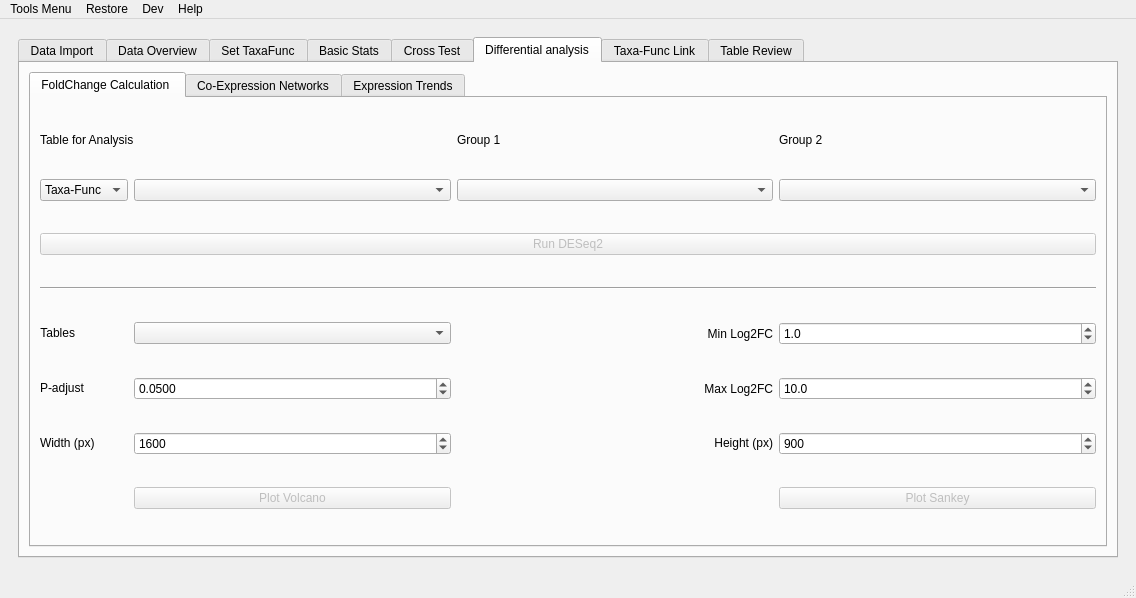
This is utils/MetaX_GUI/MainWindow.ui in byemaxx/MetaX as Qt 5 draws it before an edit. The edited form follows.
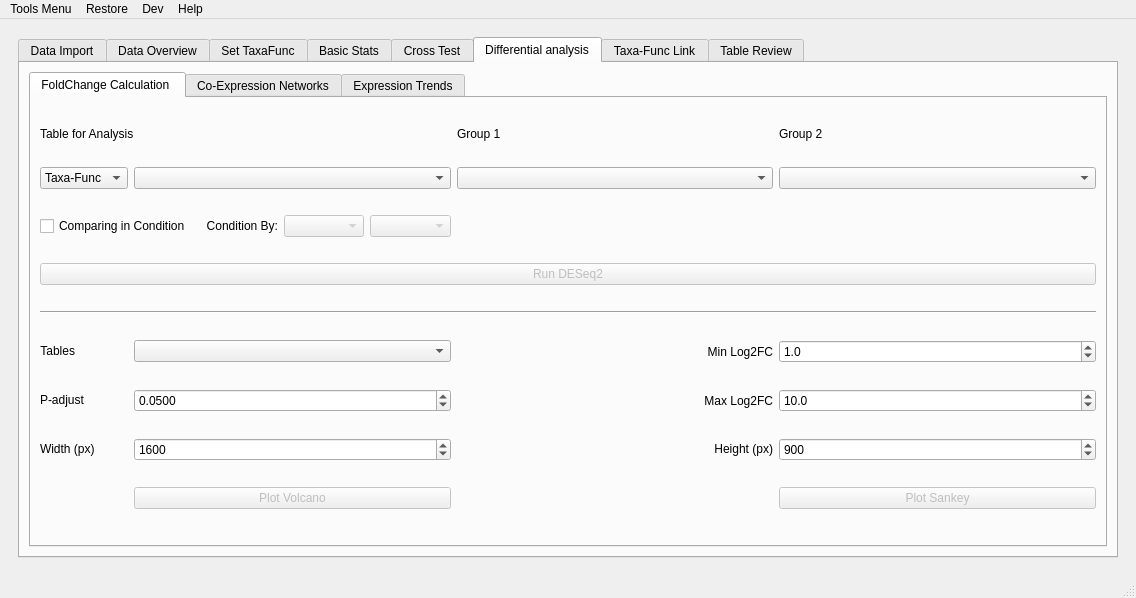
This is the edited form. The open tabs and pages were chosen to show the change.

Commit message: - New: Add a condition option for Deseq2.

```diff
--- a/utils/MetaX_GUI/MainWindow.ui
+++ b/utils/MetaX_GUI/MainWindow.ui
@@ -46,7 +46,7 @@
            <enum>Qt::LeftToRight</enum>
           </property>
           <property name="currentIndex">
-           <number>3</number>
+           <number>4</number>
           </property>
           <widget class="QWidget" name="tab">
            <attribute name="title">
@@ -3527,6 +3527,12 @@
                  <layout class="QHBoxLayout" name="horizontalLayout_24">
                   <item>
                    <widget class="QCheckBox" name="checkBox_comparing_group_control_in_condition">
+                    <property name="sizePolicy">
+                     <sizepolicy hsizetype="Preferred" vsizetype="Fixed">
+                      <horstretch>0</horstretch>
+                      <verstretch>0</verstretch>
+                     </sizepolicy>
+                    </property>
                     <property name="text">
                      <string>Comparing in Each Condition</string>
                     </property>
@@ -3541,7 +3547,7 @@
                      </sizepolicy>
                     </property>
                     <property name="text">
-                     <string>Condition By:</string>
+                     <string> By:</string>
                     </property>
                    </widget>
                   </item>
@@ -3575,7 +3581,10 @@
                 <string>FoldChange Calculation </string>
                </attribute>
                <layout class="QGridLayout" name="gridLayout_16">
-                <item row="12" column="1">
+                <item row="11" column="1">
+                 <widget class="QComboBox" name="comboBox_deseq2_tables"/>
+                </item>
+                <item row="14" column="1">
                  <widget class="QSpinBox" name="spinBox_fc_plot_width">
                   <property name="minimum">
                    <number>100</number>
@@ -3591,52 +3600,37 @@
                   </property>
                  </widget>
                 </item>
-                <item row="12" column="0">
-                 <widget class="QLabel" name="label_16">
+                <item row="1" column="0">
+                 <widget class="QComboBox" name="comboBox_table_for_deseq2">
                   <property name="sizePolicy">
                    <sizepolicy hsizetype="Preferred" vsizetype="Fixed">
                     <horstretch>0</horstretch>
                     <verstretch>0</verstretch>
                    </sizepolicy>
                   </property>
-                  <property name="text">
-                   <string>Width (px)</string>
-                  </property>
-                  <property name="alignment">
-                   <set>Qt::AlignLeading|Qt::AlignLeft|Qt::AlignVCenter</set>
-                  </property>
+                  <item>
+                   <property name="text">
+                    <string>Taxa-Func</string>
+                   </property>
+                  </item>
+                  <item>
+                   <property name="text">
+                    <string>Taxa</string>
+                   </property>
+                  </item>
+                  <item>
+                   <property name="text">
+                    <string>Func</string>
+                   </property>
+                  </item>
+                  <item>
+                   <property name="text">
+                    <string>Peptide</string>
+                   </property>
+                  </item>
                  </widget>
                 </item>
                 <item row="13" column="1">
-                 <widget class="QPushButton" name="pushButton_deseq2_plot_vocano">
-                  <property name="enabled">
-                   <bool>false</bool>
-                  </property>
-                  <property name="sizePolicy">
-                   <sizepolicy hsizetype="Preferred" vsizetype="Fixed">
-                    <horstretch>0</horstretch>
-                    <verstretch>0</verstretch>
-                   </sizepolicy>
-                  </property>
-                  <property name="text">
-                   <string>Plot Volcano</string>
-                  </property>
-                 </widget>
-                </item>
-                <item row="0" column="0" colspan="2">
-                 <widget class="QLabel" name="label_4">
-                  <property name="sizePolicy">
-                   <sizepolicy hsizetype="Fixed" vsizetype="Fixed">
-                    <horstretch>0</horstretch>
-                    <verstretch>0</verstretch>
-                   </sizepolicy>
-                  </property>
-                  <property name="text">
-                   <string>Table for Analysis</string>
-                  </property>
-                 </widget>
-                </item>
-                <item row="11" column="1">
                  <widget class="QDoubleSpinBox" name="doubleSpinBox_deseq2_pvalue">
                   <property name="sizePolicy">
                    <sizepolicy hsizetype="Preferred" vsizetype="Fixed">
@@ -3658,86 +3652,27 @@
                   </property>
                  </widget>
                 </item>
-                <item row="9" column="1">
-                 <widget class="QComboBox" name="comboBox_deseq2_tables"/>
-                </item>
-                <item row="11" column="0">
-                 <widget class="QLabel" name="label_14">
+                <item row="13" column="2">
+                 <widget class="QLabel" name="label_63">
                   <property name="sizePolicy">
-                   <sizepolicy hsizetype="Preferred" vsizetype="Fixed">
+                   <sizepolicy hsizetype="Preferred" vsizetype="Preferred">
                     <horstretch>0</horstretch>
                     <verstretch>0</verstretch>
                    </sizepolicy>
                   </property>
                   <property name="text">
-                   <string>P-adjust</string>
-                  </property>
-                  <property name="alignment">
-                   <set>Qt::AlignLeading|Qt::AlignLeft|Qt::AlignVCenter</set>
-                  </property>
-                 </widget>
-                </item>
-                <item row="9" column="0">
-                 <widget class="QLabel" name="label_64">
-                  <property name="sizePolicy">
-                   <sizepolicy hsizetype="Fixed" vsizetype="Fixed">
-                    <horstretch>0</horstretch>
-                    <verstretch>0</verstretch>
-                   </sizepolicy>
-                  </property>
-                  <property name="text">
-                   <string>Tables</string>
+                   <string>Max Log2FC</string>
                   </property>
                   <property name="alignment">
                    <set>Qt::AlignRight|Qt::AlignTrailing|Qt::AlignVCenter</set>
                   </property>
                  </widget>
                 </item>
-                <item row="1" column="0">
-                 <widget class="QComboBox" name="comboBox_table_for_deseq2">
-                  <property name="sizePolicy">
-                   <sizepolicy hsizetype="Preferred" vsizetype="Fixed">
-                    <horstretch>0</horstretch>
-                    <verstretch>0</verstretch>
-                   </sizepolicy>
-                  </property>
-                  <item>
-                   <property name="text">
-                    <string>Taxa-Func</string>
-                   </property>
-                  </item>
-                  <item>
-                   <property name="text">
-                    <string>Taxa</string>
-                   </property>
-                  </item>
-                  <item>
-                   <property name="text">
-                    <string>Func</string>
-                   </property>
-                  </item>
-                  <item>
-                   <property name="text">
-                    <string>Peptide</string>
-                   </property>
-                  </item>
-                 </widget>
-                </item>
-                <item row="1" column="1">
-                 <widget class="QComboBox" name="comboBox_deseq2_meta">
-                  <property name="sizePolicy">
-                   <sizepolicy hsizetype="Preferred" vsizetype="Fixed">
-                    <horstretch>0</horstretch>
-                    <verstretch>0</verstretch>
-                   </sizepolicy>
-                  </property>
-                 </widget>
-                </item>
                 <item row="1" column="2">
                  <widget class="QComboBox" name="comboBox_deseq2_group1"/>
                 </item>
-                <item row="0" column="2">
-                 <widget class="QLabel" name="label_2">
+                <item row="14" column="2">
+                 <widget class="QLabel" name="label_17">
                   <property name="sizePolicy">
                    <sizepolicy hsizetype="Preferred" vsizetype="Fixed">
                     <horstretch>0</horstretch>
@@ -3745,28 +3680,14 @@
                    </sizepolicy>
                   </property>
                   <property name="text">
-                   <string>Group 1</string>
+                   <string>Height (px)</string>
                   </property>
-                 </widget>
-                </item>
-                <item row="0" column="3">
-                 <widget class="QLabel" name="label_3">
-                  <property name="text">
-                   <string>Group 2</string>
+                  <property name="alignment">
+                   <set>Qt::AlignRight|Qt::AlignTrailing|Qt::AlignVCenter</set>
                   </property>
                  </widget>
                 </item>
-                <item row="1" column="3">
-                 <widget class="QComboBox" name="comboBox_deseq2_group2">
-                  <property name="sizePolicy">
-                   <sizepolicy hsizetype="Preferred" vsizetype="Fixed">
-                    <horstretch>0</horstretch>
-                    <verstretch>0</verstretch>
-                   </sizepolicy>
-                  </property>
-                 </widget>
-                </item>
-                <item row="2" column="0" colspan="4">
+                <item row="4" column="0" colspan="4">
                  <widget class="QPushButton" name="pushButton_deseq2">
                   <property name="enabled">
                    <bool>false</bool>
@@ -3794,14 +3715,7 @@
                   </property>
                  </widget>
                 </item>
-                <item row="5" column="0" colspan="4">
-                 <widget class="Line" name="line">
-                  <property name="orientation">
-                   <enum>Qt::Horizontal</enum>
-                  </property>
-                 </widget>
-                </item>
-                <item row="9" column="2">
+                <item row="11" column="2">
                  <widget class="QLabel" name="label_71">
                   <property name="text">
                    <string>Min Log2FC</string>
@@ -3811,39 +3725,46 @@
                   </property>
                  </widget>
                 </item>
-                <item row="9" column="3">
-                 <widget class="QDoubleSpinBox" name="doubleSpinBox_deseq2_log2fc_min">
-                  <property name="sizePolicy">
-                   <sizepolicy hsizetype="Preferred" vsizetype="Fixed">
-                    <horstretch>0</horstretch>
-                    <verstretch>0</verstretch>
-                   </sizepolicy>
-                  </property>
-                  <property name="decimals">
-                   <number>1</number>
-                  </property>
-                  <property name="value">
-                   <double>1.000000000000000</double>
-                  </property>
-                 </widget>
-                </item>
-                <item row="11" column="2">
-                 <widget class="QLabel" name="label_63">
-                  <property name="sizePolicy">
-                   <sizepolicy hsizetype="Preferred" vsizetype="Preferred">
-                    <horstretch>0</horstretch>
-                    <verstretch>0</verstretch>
-                   </sizepolicy>
-                  </property>
-                  <property name="text">
-                   <string>Max Log2FC</string>
-                  </property>
-                  <property name="alignment">
-                   <set>Qt::AlignRight|Qt::AlignTrailing|Qt::AlignVCenter</set>
-                  </property>
-                 </widget>
-                </item>
                 <item row="11" column="3">
+                 <widget class="QDoubleSpinBox" name="doubleSpinBox_deseq2_log2fc_min">
+                  <property name="sizePolicy">
+                   <sizepolicy hsizetype="Preferred" vsizetype="Fixed">
+                    <horstretch>0</horstretch>
+                    <verstretch>0</verstretch>
+                   </sizepolicy>
+                  </property>
+                  <property name="decimals">
+                   <number>1</number>
+                  </property>
+                  <property name="value">
+                   <double>1.000000000000000</double>
+                  </property>
+                 </widget>
+                </item>
+                <item row="0" column="3">
+                 <widget class="QLabel" name="label_3">
+                  <property name="text">
+                   <string>Group 2</string>
+                  </property>
+                 </widget>
+                </item>
+                <item row="14" column="0">
+                 <widget class="QLabel" name="label_16">
+                  <property name="sizePolicy">
+                   <sizepolicy hsizetype="Preferred" vsizetype="Fixed">
+                    <horstretch>0</horstretch>
+                    <verstretch>0</verstretch>
+                   </sizepolicy>
+                  </property>
+                  <property name="text">
+                   <string>Width (px)</string>
+                  </property>
+                  <property name="alignment">
+                   <set>Qt::AlignLeading|Qt::AlignLeft|Qt::AlignVCenter</set>
+                  </property>
+                 </widget>
+                </item>
+                <item row="13" column="3">
                  <widget class="QDoubleSpinBox" name="doubleSpinBox_deseq2_log2fc_max">
                   <property name="sizePolicy">
                    <sizepolicy hsizetype="Preferred" vsizetype="Fixed">
@@ -3859,45 +3780,30 @@
                   </property>
                  </widget>
                 </item>
-                <item row="12" column="2">
-                 <widget class="QLabel" name="label_17">
+                <item row="0" column="0" colspan="2">
+                 <widget class="QLabel" name="label_4">
                   <property name="sizePolicy">
-                   <sizepolicy hsizetype="Preferred" vsizetype="Fixed">
+                   <sizepolicy hsizetype="Fixed" vsizetype="Fixed">
                     <horstretch>0</horstretch>
                     <verstretch>0</verstretch>
                    </sizepolicy>
                   </property>
                   <property name="text">
-                   <string>Height (px)</string>
-                  </property>
-                  <property name="alignment">
-                   <set>Qt::AlignRight|Qt::AlignTrailing|Qt::AlignVCenter</set>
+                   <string>Table for Analysis</string>
                   </property>
                  </widget>
                 </item>
-                <item row="12" column="3">
-                 <widget class="QSpinBox" name="spinBox_fc_plot_height">
+                <item row="1" column="3">
+                 <widget class="QComboBox" name="comboBox_deseq2_group2">
                   <property name="sizePolicy">
                    <sizepolicy hsizetype="Preferred" vsizetype="Fixed">
                     <horstretch>0</horstretch>
                     <verstretch>0</verstretch>
                    </sizepolicy>
                   </property>
-                  <property name="minimum">
-                   <number>100</number>
-                  </property>
-                  <property name="maximum">
-                   <number>100000</number>
-                  </property>
-                  <property name="singleStep">
-                   <number>50</number>
-                  </property>
-                  <property name="value">
-                   <number>900</number>
-                  </property>
                  </widget>
                 </item>
-                <item row="13" column="3">
+                <item row="15" column="3">
                  <widget class="QPushButton" name="pushButton_deseq2_plot_sankey">
                   <property name="enabled">
                    <bool>false</bool>
@@ -3913,6 +3819,147 @@
                   </property>
                  </widget>
                 </item>
+                <item row="1" column="1">
+                 <widget class="QComboBox" name="comboBox_deseq2_meta">
+                  <property name="sizePolicy">
+                   <sizepolicy hsizetype="Preferred" vsizetype="Fixed">
+                    <horstretch>0</horstretch>
+                    <verstretch>0</verstretch>
+                   </sizepolicy>
+                  </property>
+                 </widget>
+                </item>
+                <item row="15" column="1">
+                 <widget class="QPushButton" name="pushButton_deseq2_plot_vocano">
+                  <property name="enabled">
+                   <bool>false</bool>
+                  </property>
+                  <property name="sizePolicy">
+                   <sizepolicy hsizetype="Preferred" vsizetype="Fixed">
+                    <horstretch>0</horstretch>
+                    <verstretch>0</verstretch>
+                   </sizepolicy>
+                  </property>
+                  <property name="text">
+                   <string>Plot Volcano</string>
+                  </property>
+                 </widget>
+                </item>
+                <item row="11" column="0">
+                 <widget class="QLabel" name="label_64">
+                  <property name="sizePolicy">
+                   <sizepolicy hsizetype="Fixed" vsizetype="Fixed">
+                    <horstretch>0</horstretch>
+                    <verstretch>0</verstretch>
+                   </sizepolicy>
+                  </property>
+                  <property name="text">
+                   <string>Tables</string>
+                  </property>
+                  <property name="alignment">
+                   <set>Qt::AlignRight|Qt::AlignTrailing|Qt::AlignVCenter</set>
+                  </property>
+                 </widget>
+                </item>
+                <item row="14" column="3">
+                 <widget class="QSpinBox" name="spinBox_fc_plot_height">
+                  <property name="sizePolicy">
+                   <sizepolicy hsizetype="Preferred" vsizetype="Fixed">
+                    <horstretch>0</horstretch>
+                    <verstretch>0</verstretch>
+                   </sizepolicy>
+                  </property>
+                  <property name="minimum">
+                   <number>100</number>
+                  </property>
+                  <property name="maximum">
+                   <number>100000</number>
+                  </property>
+                  <property name="singleStep">
+                   <number>50</number>
+                  </property>
+                  <property name="value">
+                   <number>900</number>
+                  </property>
+                 </widget>
+                </item>
+                <item row="7" column="0" colspan="4">
+                 <widget class="Line" name="line">
+                  <property name="orientation">
+                   <enum>Qt::Horizontal</enum>
+                  </property>
+                 </widget>
+                </item>
+                <item row="0" column="2">
+                 <widget class="QLabel" name="label_2">
+                  <property name="sizePolicy">
+                   <sizepolicy hsizetype="Preferred" vsizetype="Fixed">
+                    <horstretch>0</horstretch>
+                    <verstretch>0</verstretch>
+                   </sizepolicy>
+                  </property>
+                  <property name="text">
+                   <string>Group 1</string>
+                  </property>
+                 </widget>
+                </item>
+                <item row="13" column="0">
+                 <widget class="QLabel" name="label_14">
+                  <property name="sizePolicy">
+                   <sizepolicy hsizetype="Preferred" vsizetype="Fixed">
+                    <horstretch>0</horstretch>
+                    <verstretch>0</verstretch>
+                   </sizepolicy>
+                  </property>
+                  <property name="text">
+                   <string>P-adjust</string>
+                  </property>
+                  <property name="alignment">
+                   <set>Qt::AlignLeading|Qt::AlignLeft|Qt::AlignVCenter</set>
+                  </property>
+                 </widget>
+                </item>
+                <item row="2" column="0" colspan="2">
+                 <layout class="QHBoxLayout" name="horizontalLayout_22">
+                  <item>
+                   <widget class="QCheckBox" name="checkBox_deseq2_comparing_in_condition">
+                    <property name="text">
+                     <string>Comparing in Condition</string>
+                    </property>
+                   </widget>
+                  </item>
+                  <item>
+                   <widget class="QLabel" name="label_143">
+                    <property name="sizePolicy">
+                     <sizepolicy hsizetype="Preferred" vsizetype="Maximum">
+                      <horstretch>0</horstretch>
+                      <verstretch>0</verstretch>
+                     </sizepolicy>
+                    </property>
+                    <property name="text">
+                     <string>Condition By:</string>
+                    </property>
+                    <property name="alignment">
+                     <set>Qt::AlignRight|Qt::AlignTrailing|Qt::AlignVCenter</set>
+                    </property>
+                   </widget>
+                  </item>
+                  <item>
+                   <widget class="QComboBox" name="comboBox_deseq2_condition_meta">
+                    <property name="enabled">
+                     <bool>false</bool>
+                    </property>
+                   </widget>
+                  </item>
+                  <item>
+                   <widget class="QComboBox" name="comboBox_deseq2_condition_group">
+                    <property name="enabled">
+                     <bool>false</bool>
+                    </property>
+                   </widget>
+                  </item>
+                 </layout>
+                </item>
                </layout>
               </widget>
               <widget class="QWidget" name="tab_5">
```
The commit also changes 6 other files.
